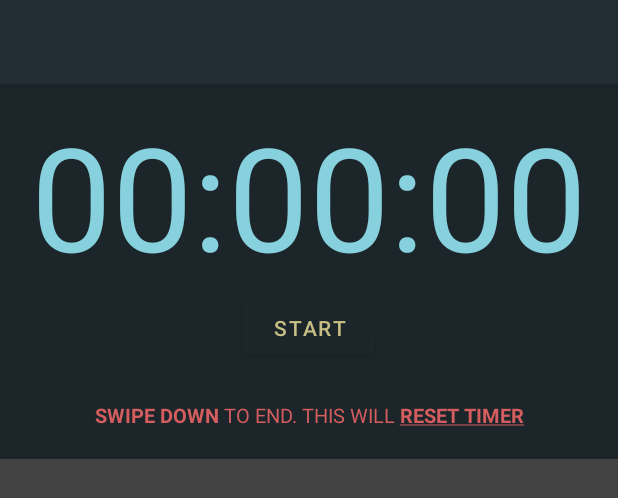
After one commit to CZ3004-Group-13/MDP13-CTRLer, an Android app: the layout dialog_timer.xml on its own in the app's theme, with its tools: preview values and no code run, on a phone screen of 412 x 824 dp. The commit adds this screen. Shown: the top 498 px of the screen. Run offline under Robolectric (Android 15) with nearby library versions, the phone set to English and light mode, and no system bars.

Commit message:
img leaderboard timer and other renamings | close #12

```diff
--- a/app/src/main/res/layout/activty_main.xml
+++ b/app/src/main/res/layout/activty_main.xml
@@ -50,6 +50,7 @@
             <Button
                 android:layout_width="wrap_content"
                 android:layout_height="wrap_content"
+                android:id="@+id/btn_img"
                 android:text="Image"
                 android:textColor="@color/blue"
                 android:backgroundTint="@color/black_bg"
--- /dev/null
+++ b/app/src/main/res/layout/dialog_timer.xml
@@ -0,0 +1,69 @@
+<?xml version="1.0" encoding="utf-8"?>
+
+<LinearLayout xmlns:android="http://schemas.android.com/apk/res/android"
+    xmlns:tools="http://schemas.android.com/tools"
+    android:layout_width="match_parent"
+    android:layout_height="match_parent"
+    xmlns:app="http://schemas.android.com/apk/res-auto"
+    android:orientation="vertical"
+    android:background="?attr/colorBackgroundFloating"
+    tools:context=".leaderboard.TimerDialogFragment">
+
+    <android.support.design.widget.AppBarLayout
+        android:id="@+id/bottom_sheet_appbar"
+        style="@style/BottomSheetAppBarStyle"
+        android:layout_width="match_parent"
+        android:layout_height="wrap_content">
+
+        <android.support.v7.widget.Toolbar
+            android:id="@+id/bottom_sheet_toolbar"
+            style="@style/BottomSheetToolbarStyle"
+            android:layout_width="match_parent"
+            android:background="@color/black_bg"
+            app:titleTextColor="@color/blue"/>
+
+    </android.support.design.widget.AppBarLayout>
+
+    <android.support.constraint.ConstraintLayout
+        android:layout_width="match_parent"
+        android:layout_height="250dp"
+        android:background="@color/black_hl">
+
+        <TextView
+            android:layout_width="wrap_content"
+            android:layout_height="wrap_content"
+            android:id="@+id/txtTimer"
+            android:text="00:00:00"
+            android:textColor="@color/blue_hl"
+            android:textSize="96sp"
+            android:layout_gravity="center"
+            android:layout_marginTop="10dp"
+            app:layout_constraintTop_toTopOf="parent"
+            app:layout_constraintLeft_toLeftOf="parent"
+            app:layout_constraintRight_toRightOf="parent" />
+        <Button
+            android:layout_width="wrap_content"
+            android:layout_height="wrap_content"
+            android:id="@+id/btn_timer"
+            android:text="Start"
+            app:backgroundTint="@color/black_hl"
+            android:textColor="@color/yellow"
+            android:layout_marginBottom="10dp"
+            app:layout_constraintTop_toBottomOf="@id/txtTimer"
+            app:layout_constraintLeft_toLeftOf="parent"
+            app:layout_constraintRight_toRightOf="parent"/>
+        <TextView
+            android:layout_width="wrap_content"
+            android:layout_height="wrap_content"
+            android:id="@+id/txtLblStopTimer"
+            android:text="@string/pause"
+            android:textSize="13sp"
+            android:textColor="@color/red"
+            android:layout_marginBottom="20dp"
+            app:layout_constraintLeft_toLeftOf="parent"
+            app:layout_constraintRight_toRightOf="parent"
+            app:layout_constraintBottom_toBottomOf="parent"/>
+
+    </android.support.constraint.ConstraintLayout>
+
+</LinearLayout>
--- a/app/src/main/res/layout/fragment_message.xml
+++ b/app/src/main/res/layout/fragment_message.xml
@@ -46,8 +46,6 @@
             android:layout_height="wrap_content"
             android:layout_marginHorizontal="10dp"
             android:paddingHorizontal="10dp"
-            android:layout_marginEnd="10dp"
-            android:layout_marginTop="10dp"
             android:background="@drawable/rounded_corner"
             android:gravity="bottom"
             android:scrollbars="vertical"
--- a/app/src/main/res/values/strings.xml
+++ b/app/src/main/res/values/strings.xml
@@ -2,6 +2,7 @@
     <string name="app_name">MDP13-CTRLer</string>
     <string name="reset">RESET</string>
     <string name="broadcast"><u>SEND OBSTACLES POSITIONS</u></string>
+    <string name="pause"><b>SWIPE DOWN</b> TO END. THIS WILL <b><u>RESET TIMER</u></b></string>
     <string name="bottom_sheet_title">BLUETOOTH</string>
 
     <string name="tab_connection">Connection</string>
```
Also changed, not shown: app/src/main/java/ntu/scse/mdp13/MainActivity.java (+19 -4 lines), app/src/main/java/ntu/scse/mdp13/bluetooth/MessageFragment.java (+14 -8 lines), app/src/main/java/ntu/scse/mdp13/leaderboard/TimerDialogFragment.java (added, +104 -0 lines), app/src/main/java/ntu/scse/mdp13/map/BoardMap.java (+11 -4 lines), app/src/main/java/ntu/scse/mdp13/map/MapCanvas.java (+3 -7 lines), app/src/main/java/ntu/scse/mdp13/map/Target.java (+8 -5 lines).
